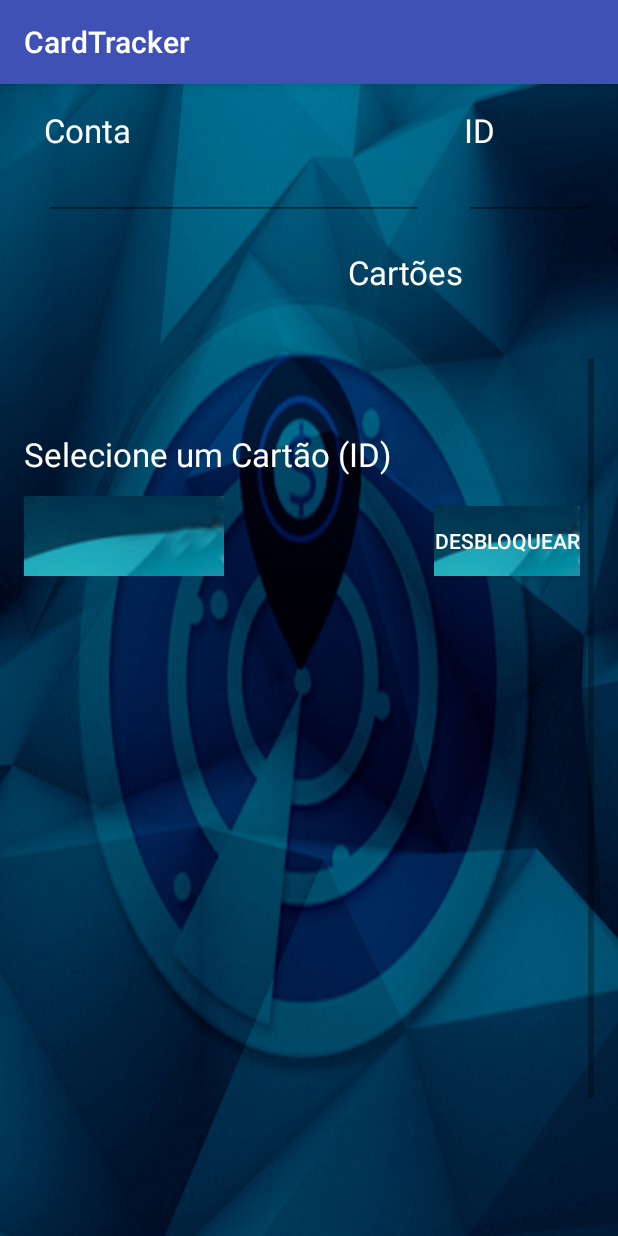
After one commit to AltairPinto/Conductor, an Android app: the Desbloqueio screen opened directly, with no data from a screen before it, on a phone screen of 412 x 824 dp. The commit adds this screen. Run offline under Robolectric (Android 15) with nearby library versions, the phone set to English and light mode, and no system bars; libraries missing offline, so code that uses them is left out: br.com.conductor; 6 statements that could not run were skipped.

```diff
--- a/CardTracker/app/src/main/AndroidManifest.xml
+++ b/CardTracker/app/src/main/AndroidManifest.xml
@@ -46,7 +46,8 @@
             android:name=".Local"
             android:label="@string/title_activity_local" />
         <activity android:name=".Compra" />
-        <activity android:name=".Transferencia"></activity>
+        <activity android:name=".Transferencia" />
+        <activity android:name=".Desbloqueio"></activity>
     </application>
 
 </manifest>
--- /dev/null
+++ b/CardTracker/app/src/main/java/br/com/cardtracker/Desbloqueio.java
@@ -0,0 +1,126 @@
+package br.com.cardtracker;
+
+import android.content.Intent;
+import android.os.Bundle;
+import android.os.StrictMode;
+import android.support.v7.app.AlertDialog;
+import android.support.v7.app.AppCompatActivity;
+import android.view.View;
+import android.widget.AdapterView;
+import android.widget.ArrayAdapter;
+import android.widget.Button;
+import android.widget.EditText;
+import android.widget.Spinner;
+import android.widget.TextView;
+
+import java.util.List;
+
+import br.com.conductor.sdc.api.v1.CartaoApi;
+import br.com.conductor.sdc.api.v1.ContaApi;
+import br.com.conductor.sdc.api.v1.invoker.ApiException;
+import br.com.conductor.sdc.api.v1.model.Cartao;
+import br.com.conductor.sdc.api.v1.model.Conta;
+
+public class Desbloqueio extends AppCompatActivity implements View.OnClickListener{
+
+    private Spinner nIDSpinner;
+
+    private TextView Cartoes;
+
+    private EditText nConta;
+    private EditText nID;
+
+    private Button btnDesbloquear;
+
+    // Atributos API
+    public runAPI runAPI = new runAPI();
+    public ContaApi contaApi = runAPI.getContaApiInfos("3BJU7WSdxYVy","VxUGXKTjnPCa","https://api.conductor.com.br/sdc");
+    public CartaoApi cartaoApi = runAPI.getCartaoApiInfos("3BJU7WSdxYVy","VxUGXKTjnPCa","https://api.conductor.com.br/sdc");
+    public Conta conta1 = runAPI.getConta1Infos();
+    public Cartao cartao1 = runAPI.getCartao1Infos();
+    public Cartao cartao2 = runAPI.getCartao2Infos();
+
+    public String selectID;
+
+    @Override
+    protected void onCreate(Bundle savedInstanceState) {
+        super.onCreate(savedInstanceState);
+        setContentView(R.layout.activity_desbloqueio);
+
+        if (android.os.Build.VERSION.SDK_INT > 9) {
+            StrictMode.ThreadPolicy policy = new StrictMode.ThreadPolicy.Builder().permitAll().build();
+            StrictMode.setThreadPolicy(policy);
+        } //Thread não dar conflito
+
+        Cartoes = (TextView) findViewById(R.id.Cartoes); // Campo para jogar os cartões existentes
+
+        nIDSpinner = (Spinner) findViewById(R.id.nIDSpinner);
+
+        nConta = (EditText) findViewById(R.id.nConta);
+        nID = (EditText) findViewById(R.id.nID);
+
+        btnDesbloquear = (Button) findViewById(R.id.btnDesbloquear);
+
+        nConta.setText(conta1.getNome());
+        nID.setText(conta1.getId().toString());
+
+        // Criando o Spinner para IDs
+        ArrayAdapter<Long> arrayAdapter = new ArrayAdapter<Long>(this,android.R.layout.simple_spinner_item);
+        final ArrayAdapter<Long> spinnerArrayAdapter = arrayAdapter;
+        spinnerArrayAdapter.setDropDownViewResource(android.R.layout.simple_spinner_item);
+        nIDSpinner.setAdapter(spinnerArrayAdapter);
+        spinnerArrayAdapter.add(cartao1.getId());
+        spinnerArrayAdapter.add(cartao2.getId());
+
+        nIDSpinner.setOnItemSelectedListener(new AdapterView.OnItemSelectedListener() {
+            @Override
+            // Pegando ID a partir da posição selecionada
+            public void onItemSelected(AdapterView<?> parent, View view, int position, long id) {
+                selectID = parent.getItemAtPosition(position).toString();
+            }
+
+            @Override
+            public void onNothingSelected(AdapterView<?> parent) {
+                spinnerArrayAdapter.add(null);
+            }
+        }); //Fim do Spinner
+
+        try {
+            //contaApi.getOneUsingGET1(conta1.getId()); // Pega os dados da conta
+            //cartaoApi.getAllUsingGET(conta1.getId()); // Pega os cartões da conta
+
+            List<Cartao> getAPIFromText = cartaoApi.getAllUsingGET(conta1.getId()); // Pegar todos os cartões da conta
+
+            Cartoes.setText(getAPIFromText.toString());
+        } catch (ApiException e) {
+            System.out.println("Deu pau em Desbloqueio "+e);
+        }
+        btnDesbloquear.setOnClickListener(this);
+
+    }
+
+    @Override
+    public void onClick(View v) {
+        final Long getLongFromText = new Long(selectID);
+        AlertDialog.Builder dig = new AlertDialog.Builder(Desbloqueio.this);
+        System.out.println("Selected ID Desbloqueio: "+selectID);
+
+        try {
+            cartaoApi.desbloquearUsingPUT(conta1.getId(),getLongFromText);
+            dig.setTitle("Desbloqueado");
+            dig.setMessage("\nCartão de ID "+selectID+" desbloqueado com sucesso!");
+            dig.setNeutralButton("OK", null);
+            dig.show();
+        } catch (ApiException e) {
+            dig.setTitle("Erro");
+            dig.setMessage("\n"+e);
+            dig.setNeutralButton("Voltar", null);
+            dig.show();
+        }
+    }
+
+    public void onBackPressed(){
+        Intent it = new Intent(this, Menu.class);
+        startActivity(it);
+    }
+}
--- /dev/null
+++ b/CardTracker/app/src/main/res/layout/activity_desbloqueio.xml
@@ -0,0 +1,154 @@
+<?xml version="1.0" encoding="utf-8"?>
+<RelativeLayout xmlns:android="http://schemas.android.com/apk/res/android"
+    xmlns:tools="http://schemas.android.com/tools"
+    android:layout_width="match_parent"
+    android:layout_height="match_parent"
+    android:paddingBottom="@dimen/activity_vertical_margin"
+    android:paddingLeft="@dimen/activity_horizontal_margin"
+    android:paddingRight="@dimen/activity_horizontal_margin"
+    android:paddingTop="@dimen/activity_vertical_margin"
+    android:background="@drawable/bg"
+    tools:context=".Desbloqueio">
+
+    <TextView
+        android:layout_width="wrap_content"
+        android:layout_height="wrap_content"
+        android:textAppearance="?android:attr/textAppearanceLarge"
+        android:text="Conta"
+        android:id="@+id/textView2"
+        android:textColorHighlight="@color/colorPrimaryDark"
+        android:textColor="@color/common_google_signin_btn_text_dark"
+        android:layout_alignLeft="@+id/nConta"/>
+
+    <EditText
+        android:layout_width="380px"
+        android:layout_height="wrap_content"
+        android:inputType="textPersonName"
+        android:layout_marginLeft="20px"
+        android:ems="10"
+        android:id="@+id/nConta"
+        android:text="@string/nConta"
+        android:visibility="visible"
+        android:clickable="false"
+        android:cursorVisible="false"
+        android:focusable="false"
+        android:focusableInTouchMode="false"
+        android:layout_below="@+id/textView2"
+        android:textColorHighlight="@color/colorPrimaryDark"
+        android:textColor="@color/common_google_signin_btn_text_dark"
+        />
+
+    <TextView
+        android:layout_width="wrap_content"
+        android:layout_height="wrap_content"
+        android:textAppearance="?android:attr/textAppearanceLarge"
+        android:text="ID"
+        android:id="@+id/textView3"
+        android:textColorHighlight="@color/colorPrimaryDark"
+        android:textColor="@color/common_google_signin_btn_text_dark"
+        android:layout_alignLeft="@+id/nID"/>
+
+    <EditText
+        android:layout_width="200px"
+        android:layout_height="wrap_content"
+        android:id="@+id/nID"
+        android:layout_below="@+id/textView3"
+        android:layout_alignParentStart="true"
+        android:layout_toStartOf="@+id/textView2"
+        android:text=""
+        android:textColorHighlight="@color/colorPrimaryDark"
+        android:textColor="@color/common_google_signin_btn_text_dark"
+        android:visibility="visible"
+        android:clickable="false"
+        android:cursorVisible="false"
+        android:focusable="false"
+        android:focusableInTouchMode="false"
+        android:layout_marginLeft="440px"
+        android:layout_alignParentEnd="true" />
+
+    <TextView
+        android:layout_width="wrap_content"
+        android:layout_height="wrap_content"
+        android:textAppearance="?android:attr/textAppearanceLarge"
+        android:text="Cartões"
+        android:id="@+id/textView17"
+        android:textColorHighlight="@color/colorPrimaryDark"
+        android:textColor="@color/common_google_signin_btn_text_dark"
+        android:layout_marginTop="20dp"
+        android:layout_alignParentBottom="true"
+        android:layout_centerHorizontal="true"
+        android:layout_below="@+id/nConta"
+        android:layout_toStartOf="@+id/textView3" />
+
+    <!--Scroll para as duas Áreas-->
+
+    <!--Scroll para os cartões-->
+    <ScrollView
+        android:layout_width="match_parent"
+        android:layout_height="750px"
+        android:layout_marginTop="250px"
+        android:id="@+id/scrollView">
+
+        <RelativeLayout
+            android:layout_width="match_parent"
+            android:layout_height="760px"
+            android:id="@+id/relativeLayout"
+            >
+
+
+            <TextView
+                android:layout_width="match_parent"
+                android:layout_height="match_parent"
+                android:textAppearance="?android:attr/textAppearanceLarge"
+                android:id="@+id/Cartoes"
+                android:textColorHighlight="@color/colorPrimaryDark"
+                android:textColor="@color/common_google_signin_btn_text_dark"
+                android:layout_marginTop="10px"
+                />
+            <!--Informações para alteração-->
+
+
+            <TextView
+                android:layout_width="wrap_content"
+                android:layout_height="wrap_content"
+                android:textAppearance="?android:attr/textAppearanceLarge"
+                android:text="Selecione um Cartão (ID)"
+                android:id="@+id/textView44"
+                android:textColorHighlight="@color/colorPrimaryDark"
+                android:textColor="@color/common_google_signin_btn_text_dark"
+                android:layout_below="@+id/Cartoes"
+                android:layout_alignParentStart="true"
+                android:layout_marginTop="20px"/>
+
+            <Spinner
+                android:layout_width="200px"
+                android:layout_height="80px"
+                android:inputType="number"
+                android:text="@string/nIDNovo"
+                android:ems="10"
+                android:id="@+id/nIDSpinner"
+                android:layout_below="@+id/textView44"
+                android:layout_alignParentStart="true"
+                android:layout_marginTop="20px"
+                android:textColor="#D3D3D3"
+                android:textColorHighlight="@color/colorPrimaryDark"
+                android:spinnerMode="dropdown"
+                android:background="@drawable/icon"/>
+
+            <Button
+                android:id="@+id/btnDesbloquear"
+                android:layout_width="wrap_content"
+                android:layout_height="70px"
+                android:text="Desbloquear"
+                android:background="@drawable/icon"
+                android:textColorHighlight="@color/colorPrimaryDark"
+                android:textColor="@color/common_google_signin_btn_text_dark"
+                android:layout_marginLeft="410px"
+                android:layout_alignBottom="@+id/nIDSpinner"/>
+
+        </RelativeLayout>
+    </ScrollView>
+
+
+
+</RelativeLayout> <!--Layout dos Botões-->
--- a/CardTracker/app/src/main/res/values/strings.xml
+++ b/CardTracker/app/src/main/res/values/strings.xml
@@ -5,7 +5,6 @@
     <string name="btnInfos">Informações</string>
     <string name="btnCompra">Comprar</string>
     <string name="btnConfirma">Confirmação</string>
-    <string name="btnLock">Bloqueio</string>
     <string name="btnTransferencia">Transf.</string>
     <string name="title_activity_infos">Infos</string>
     <string name="action_settings">Settings</string>
@@ -127,4 +126,5 @@
     <string name="nCVVNovo" />
     <string name="nNumeroNovo" />
     <string name="nSenhaNova" />
+    <string name="btnDesbloqueio">Desbloqueio</string>
 </resources>
```
Also changed, not shown: CardTracker/app/src/main/java/br/com/cardtracker/Cartoes.java (+48 -2 lines), CardTracker/app/src/main/java/br/com/cardtracker/Menu.java (+13 -2 lines), CardTracker/app/src/main/java/br/com/cardtracker/Transferencia.java (+2 -9 lines), CardTracker/app/src/main/res/layout/activity_cartoes.xml (+28 -2 lines), CardTracker/app/src/main/res/layout/activity_menu.xml (+4 -4 lines).
